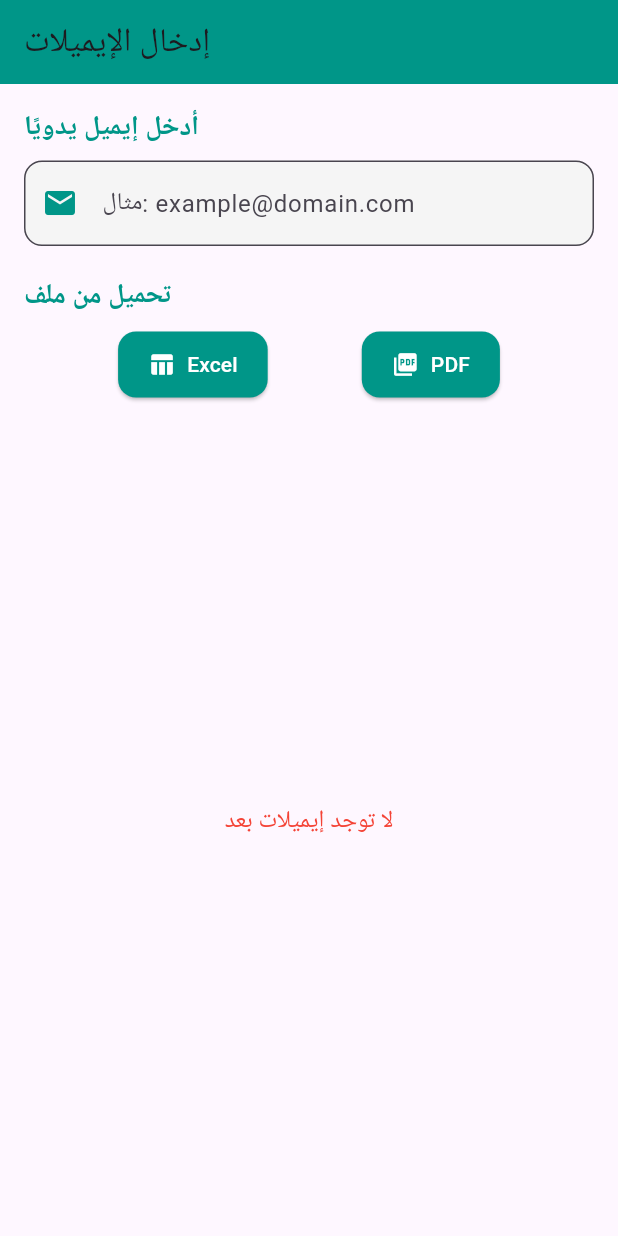
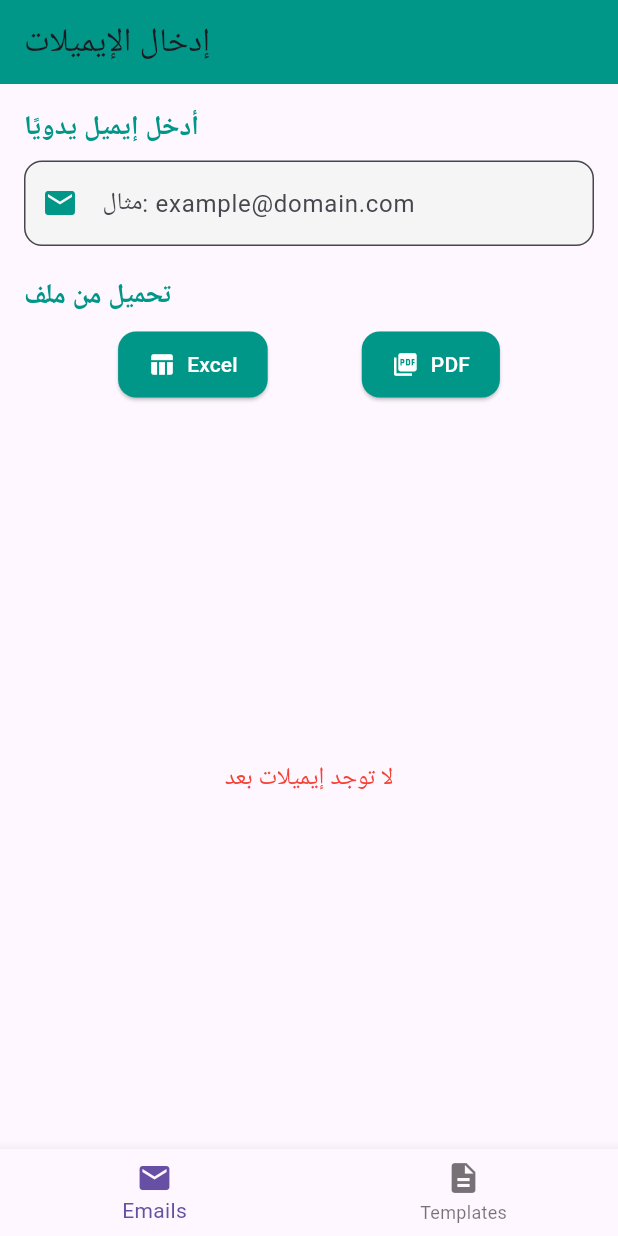
Before and after one commit to AhmedSlman/Mailer, a Flutter app: the screen it shows after launch, on a phone screen of 412 x 824 dp. Run offline on Flutter 3.47's test engine with Material 3 defaults, Android fonts, the phone set to English and light mode, and no system bars; our stand-ins replace cached_network_image, dio, file_picker, flutter_bloc, flutter_screenutil, flutter_svg and 5 more; missing offline and left inert: excel, syncfusion_flutter_pdf.

Commit message:
Refactor main app structure to utilize dependency injection; update email input and template management screens for improved state management and UI consistency

```diff
--- /dev/null
+++ b/lib/core/router/app_router.dart
@@ -0,0 +1,69 @@
+import 'package:flutter/material.dart';
+import 'package:go_router/go_router.dart';
+import 'package:emails_sender/features/email/presentation/view/email_input_screen.dart';
+import 'package:emails_sender/features/template_management/presentation/view/template_screen.dart';
+
+class AppRouter {
+  static const String home = '/';
+  static const String templates = '/templates';
+
+  static final GoRouter router = GoRouter(
+    initialLocation: home,
+    routes: [
+      ShellRoute(
+        builder: (context, state, child) => Scaffold(
+          body: child,
+          bottomNavigationBar: BottomNavigationBar(
+            currentIndex: _calculateSelectedIndex(state.uri.path),
+            onTap: (index) => _onItemTapped(index, context),
+            items: const [
+              BottomNavigationBarItem(
+                icon: Icon(Icons.email),
+                label: 'Emails',
+              ),
+              BottomNavigationBarItem(
+                icon: Icon(Icons.description),
+                label: 'Templates',
+              ),
+            ],
+          ),
+        ),
+        routes: [
+          GoRoute(
+            path: home,
+            name: 'home',
+            builder: (context, state) => const EmailInputScreen(),
+          ),
+          GoRoute(
+            path: templates,
+            name: 'templates',
+            builder: (context, state) => const TemplateScreen(),
+          ),
+        ],
+      ),
+    ],
+    errorBuilder: (context, state) => Scaffold(
+      body: Center(
+        child: Text('Error: ${state.error}'),
+      ),
+    ),
+  );
+
+  static int _calculateSelectedIndex(String path) {
+    if (path.startsWith(templates)) {
+      return 1;
+    }
+    return 0;
+  }
+
+  static void _onItemTapped(int index, BuildContext context) {
+    switch (index) {
+      case 0:
+        context.go(home);
+        break;
+      case 1:
+        context.go(templates);
+        break;
+    }
+  }
+}
--- a/lib/features/email/presentation/view/email_input_screen.dart
+++ b/lib/features/email/presentation/view/email_input_screen.dart
@@ -1,7 +1,6 @@
 import 'package:flutter/material.dart';
 import 'package:flutter_bloc/flutter_bloc.dart';
-import 'package:emails_sender/features/email/data/datasources/email_local_datasource_impl.dart';
-import 'package:emails_sender/features/email/data/repo/email_repository_impl.dart';
+import 'package:emails_sender/core/di/injection_container.dart';
 import 'package:emails_sender/features/email/domain/usecase/get_emails.dart';
 import 'package:emails_sender/features/email/presentation/cubit/email_input_cubit.dart';
 import 'package:emails_sender/features/email/presentation/component/email_input_component.dart';
@@ -12,13 +11,7 @@ class EmailInputScreen extends StatelessWidget {
   @override
   Widget build(BuildContext context) {
     return BlocProvider(
-      create: (_) => EmailInputCubit(
-        GetEmails(
-          EmailRepositoryImpl(
-            EmailLocalDataSourceImpl(),
-          ),
-        ),
-      ),
+      create: (_) => EmailInputCubit(sl<GetEmails>()),
       child: Scaffold(
         appBar: AppBar(
           title: const Text("إدخال الإيميلات"),
--- a/lib/features/email/presentation/widget/file_upload_button.dart
+++ b/lib/features/email/presentation/widget/file_upload_button.dart
@@ -6,8 +6,9 @@ class FileUploadButton extends StatelessWidget {
   final IconData icon;
   final List<String> extensions;
   final Function(String) onFileSelected;
+  final _dialogKey = GlobalKey<NavigatorState>();
 
-  const FileUploadButton({
+  FileUploadButton({
     super.key,
     required this.label,
     required this.icon,
@@ -19,11 +20,13 @@ class FileUploadButton extends StatelessWidget {
   Widget build(BuildContext context) {
     return ElevatedButton.icon(
       onPressed: () async {
-        bool isLoading = true;
         showDialog(
           context: context,
           barrierDismissible: false,
-          builder: (_) => const Center(child: CircularProgressIndicator()),
+          builder: (_) => WillPopScope(
+            onWillPop: () async => false,
+            child: const Center(child: CircularProgressIndicator()),
+          ),
         );
         try {
           FilePickerResult? result = await FilePicker.platform.pickFiles(
@@ -35,8 +38,9 @@ class FileUploadButton extends StatelessWidget {
             onFileSelected(filePath);
           }
         } finally {
-          isLoading = false;
-          Navigator.pop(context);
+          if (context.mounted) {
+            Navigator.of(context, rootNavigator: true).pop();
+          }
         }
       },
       icon: Icon(icon),
--- a/lib/main.dart
+++ b/lib/main.dart
@@ -1,17 +1,11 @@
-import 'package:emails_sender/features/email/presentation/view/email_input_screen.dart';
-import 'package:emails_sender/features/template_management/data/repositories/template_repository_impl.dart';
-import 'package:emails_sender/features/template_management/domain/usecases/add_template.dart';
-import 'package:emails_sender/features/template_management/domain/usecases/delete_template.dart';
-import 'package:emails_sender/features/template_management/domain/usecases/get_templates.dart';
-import 'package:emails_sender/features/template_management/domain/usecases/update_template.dart';
-import 'package:emails_sender/features/template_management/presentation/cubit/template_cubit.dart';
-import 'package:emails_sender/features/template_management/presentation/view/template_screen.dart';
 import 'package:flutter/material.dart';
-import 'package:flutter_bloc/flutter_bloc.dart';
+import 'package:emails_sender/core/di/injection_container.dart';
+import 'package:emails_sender/core/router/app_router.dart';
 
-void main() {
+void main() async {
   WidgetsFlutterBinding.ensureInitialized();
-  runApp(MyApp());
+  await init();
+  runApp(const MyApp());
 }
 
 class MyApp extends StatelessWidget {
@@ -19,18 +13,13 @@ class MyApp extends StatelessWidget {
 
   @override
   Widget build(BuildContext context) {
-    return BlocProvider(
-      create:
-          (context) => TemplateCubit(
-            GetTemplatesUseCase(TemplateRepositoryImpl()),
-            AddTemplateUseCase(TemplateRepositoryImpl()),
-            UpdateTemplateUseCase(TemplateRepositoryImpl()),
-            DeleteTemplateUseCase(TemplateRepositoryImpl()),
-          ),
-      child: MaterialApp(
-        home: EmailInputScreen(),
-        debugShowCheckedModeBanner: false,
+    return MaterialApp.router(
+      title: 'Email Sender',
+      theme: ThemeData(
+        primarySwatch: Colors.teal,
+        useMaterial3: true,
       ),
+      routerConfig: AppRouter.router,
     );
   }
 }
```
Also changed, not shown: lib/core/di/injection_container.dart (added, +56 -0 lines), lib/features/template_management/presentation/view/template_screen.dart (+18 -22 lines).
